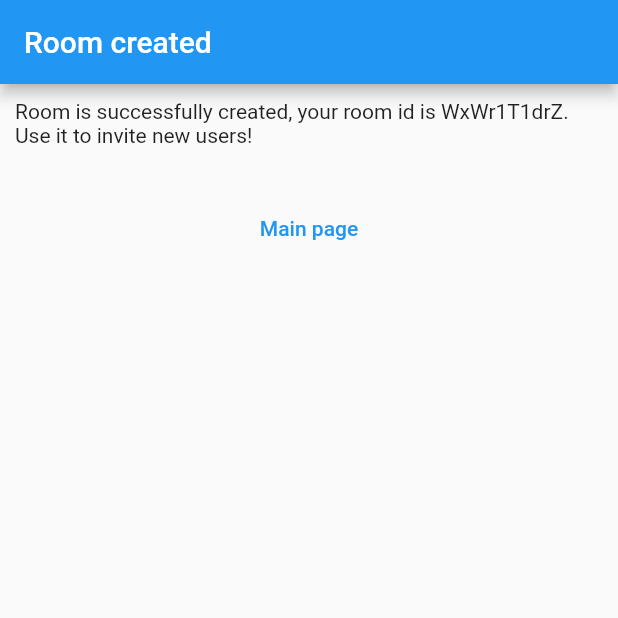
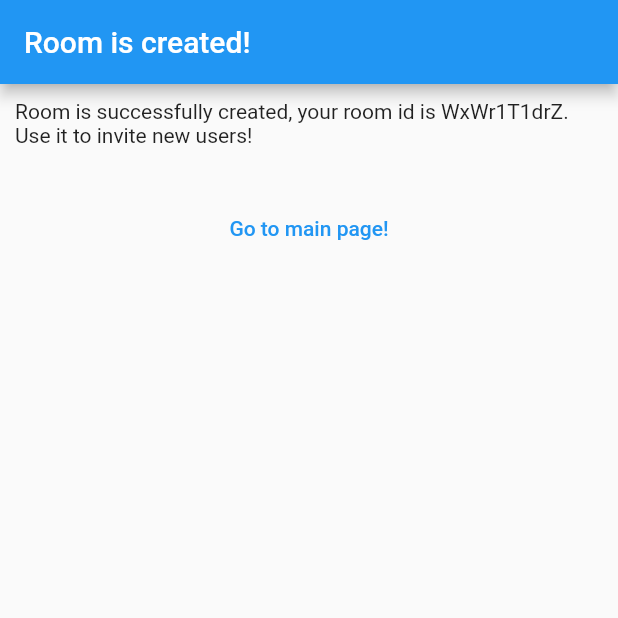
Before and after one commit to PovestkiNetAFlutterYest/smart_dorm, a Flutter app: the screen it shows after launch, after a tap on "Sign in!", after a tap on "Create room", on a phone screen of 412 x 824 dp, the top half of it. Run offline on Flutter 3.47's test engine with Material 2 defaults, Android fonts, the phone set to English and light mode, and no system bars; our stand-ins replace adaptive_theme, cloud_firestore, easy_localization, firebase_core, firebase_crashlytics, firebase_messaging and 5 more; missing offline and left inert: notification_permissions; accounts and stored records are empty.

Commit message:
+ localisation

```diff
--- a/lib/auth/widgets/make_choice.dart
+++ b/lib/auth/widgets/make_choice.dart
@@ -1,3 +1,4 @@
+import 'package:easy_localization/easy_localization.dart';
 import 'package:flutter/material.dart';
 import 'package:flutter_bloc/flutter_bloc.dart';
 import 'package:smart_dorm/auth/bloc/auth_bloc.dart';
@@ -18,24 +19,24 @@ class MakeChoicePage extends StatelessWidget {
 
     return Scaffold(
       appBar: AppBar(
-        title: const Text("User not found!"),
+        title: Text("user_not_found".tr()),
       ),
       body: Column(
         children: [
           Container(
             padding: const EdgeInsets.all(10),
-            child: const Text(
-                "User not found in database, create new room or enter room id"),
+            child:  Text(
+                "make_choice".tr()),
           ),
           Container(
             padding: const EdgeInsets.all(10),
             child: TextButton(
               onPressed: () => bloc.add(CreateNewRoomEvent(userLoginInfo)),
-              child: const Text("Create room"),
+              child:  Text("create_room".tr()),
             ),
           ),
           Container(
-            padding: EdgeInsets.all(10),
+            padding: const EdgeInsets.all(10),
             child: TextField(controller: controller, maxLength: 20),
           ),
           Container(
@@ -45,7 +46,7 @@ class MakeChoicePage extends StatelessWidget {
                 bloc.add(JoinRoomEvent(userLoginInfo, controller.text));
                 controller.clear();
               },
-              child: const Text("Join room"),
+              child:  Text("join_room".tr()),
             ),
           )
         ],
--- a/lib/auth/widgets/room_created.dart
+++ b/lib/auth/widgets/room_created.dart
@@ -1,3 +1,4 @@
+import 'package:easy_localization/easy_localization.dart';
 import 'package:flutter/material.dart';
 import 'package:flutter_bloc/flutter_bloc.dart';
 import 'package:smart_dorm/auth/bloc/auth_bloc.dart';
@@ -15,20 +16,20 @@ class RoomCreatedPage extends StatelessWidget {
 
     return Scaffold(
         appBar: AppBar(
-          title: const Text("Room created"),
+          title:  Text("room_created".tr()),
         ),
         body: Column(
           children: [
             Container(
               padding: const EdgeInsets.all(10),
               child: Text(
-                  "Room is successfully created, your room id is $roomId. Use it to invite new users!"),
+                  "room_created_success".tr(args: [roomId])),
             ),
             Container(
               padding: const EdgeInsets.all(20),
               child: TextButton(
                 onPressed: () => bloc.add(ShowMainPageEvent()),
-                child: const Text("Main page"),
+                child:  Text("main_page".tr()),
               ),
             )
           ],
--- a/lib/auth/widgets/signin_page.dart
+++ b/lib/auth/widgets/signin_page.dart
@@ -1,3 +1,4 @@
+import 'package:easy_localization/easy_localization.dart';
 import 'package:flutter/material.dart';
 import 'package:flutter_bloc/flutter_bloc.dart';
 import 'package:smart_dorm/auth/bloc/auth_bloc.dart';
@@ -13,7 +14,7 @@ class SignInPage extends StatelessWidget {
     AuthBloc bloc = context.read<AuthBloc>();
     return Scaffold(
       appBar: AppBar(
-        title: const Text("Enter into room"),
+        title:  Text("enter_into_room".tr()),
       ),
       body: Column(
         children: [
@@ -21,7 +22,7 @@ class SignInPage extends StatelessWidget {
             alignment: Alignment.topCenter,
             padding: const EdgeInsets.only(
                 top: 100, right: 20, left: 20, bottom: 50),
-            child: const Text("Login using google"),
+            child:  Text("login_using_google".tr()),
           ),
           Container(
               padding: const EdgeInsets.only(top: 10),
@@ -32,7 +33,7 @@ class SignInPage extends StatelessWidget {
                   height: 32,
                   width: 32,
                 ),
-                label: const Text("Sign in!"),
+                label:  Text("sign_in".tr()),
               )),
           Container(
             padding: const EdgeInsets.only(top: 10),
--- a/lib/water_queue/water_page.dart
+++ b/lib/water_queue/water_page.dart
@@ -1,3 +1,4 @@
+import 'package:easy_localization/easy_localization.dart';
 import 'package:flutter/material.dart';
 import 'package:flutter_bloc/flutter_bloc.dart';
 
@@ -18,7 +19,7 @@ class _WaterPageState extends State<WaterPage> {
   Widget build(BuildContext context) {
     return Scaffold(
       appBar: AppBar(
-        title: const Text("Water queue"),
+        title:  Text("water_bar".tr()),
       ),
       body: Center(
           child: BlocBuilder<WaterBloc, WaterState>(
--- a/lib/water_queue/widgets/show_dialog.dart
+++ b/lib/water_queue/widgets/show_dialog.dart
@@ -1,3 +1,4 @@
+import 'package:easy_localization/easy_localization.dart';
 import 'package:flutter/material.dart';
 
 void displayDialog(context) {
@@ -6,10 +7,10 @@ void displayDialog(context) {
 
     builder: (BuildContext context) {
       return AlertDialog(
-        title: const Text('Notification was sent!'),
+        title:  Text("send_notification_sign".tr()),
         actions: [
           TextButton(
-            child: const Text('Ok'),
+            child:  Text('Ok'.tr()),
             onPressed: () {
               Navigator.of(context).pop();
             },
```
Also changed, not shown: assets/lang/en.json (+21 -1 lines), assets/lang/ru.json (+20 -1 lines).
